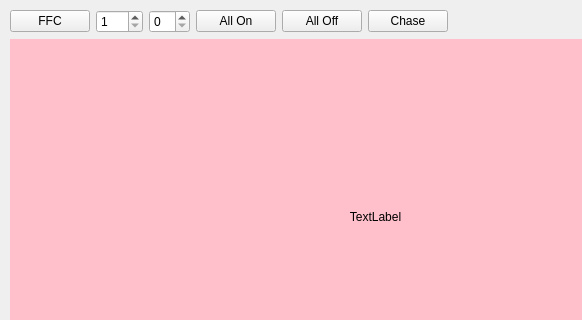
eyeree/pyhugm, file hugm.ui: the form before one commit; both pictures show x 0 to 582 and y 0 to 320 of the 749 by 599 pixel window.
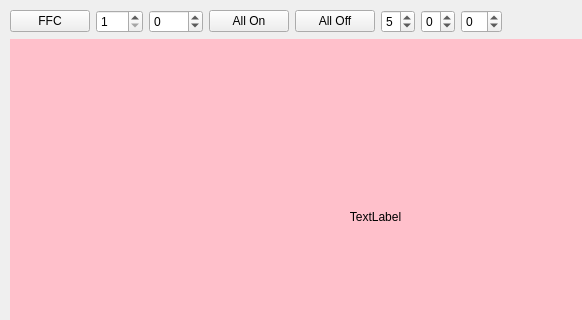
The form after the commit.

Patch:
```diff
--- a/hugm.ui
+++ b/hugm.ui
@@ -44,7 +44,14 @@
         </widget>
        </item>
        <item>
-        <widget class="QSpinBox" name="indexSpinBox"/>
+        <widget class="QSpinBox" name="pixelIndexSpinBox">
+         <property name="wrapping">
+          <bool>true</bool>
+         </property>
+         <property name="maximum">
+          <number>1023</number>
+         </property>
+        </widget>
        </item>
        <item>
         <widget class="QPushButton" name="allOnPushButton">
@@ -61,9 +68,32 @@
         </widget>
        </item>
        <item>
-        <widget class="QPushButton" name="chasePushButton">
-         <property name="text">
-          <string>Chase</string>
+        <widget class="QSpinBox" name="chaseSpeedSpinBox">
+         <property name="maximum">
+          <number>9</number>
+         </property>
+         <property name="value">
+          <number>5</number>
+         </property>
+        </widget>
+       </item>
+       <item>
+        <widget class="QSpinBox" name="sSpinBox">
+         <property name="wrapping">
+          <bool>true</bool>
+         </property>
+         <property name="maximum">
+          <number>8</number>
+         </property>
+        </widget>
+       </item>
+       <item>
+        <widget class="QSpinBox" name="rSpinBox">
+         <property name="wrapping">
+          <bool>true</bool>
+         </property>
+         <property name="maximum">
+          <number>13</number>
          </property>
         </widget>
        </item>
```
Left out of the diff: 2 changed lines with no effect on the pictures.
